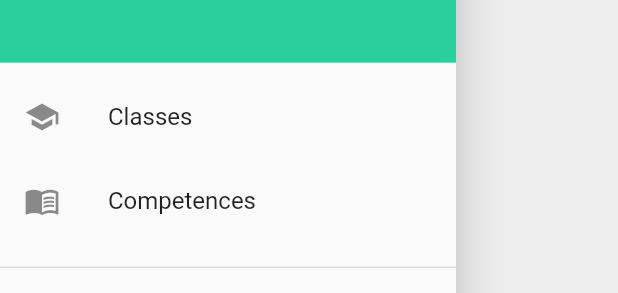
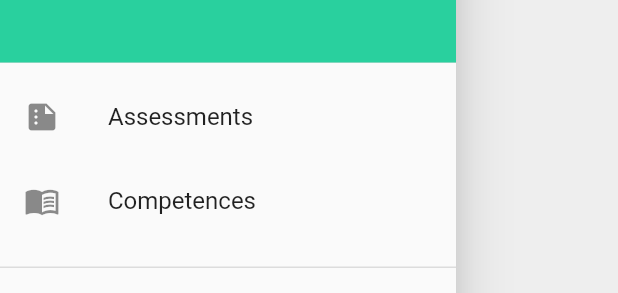
Before and after one commit to n1ghtbyte/Assessments-App, a Flutter app: the NavBarTeacher widget shown alone on an empty page, opened directly, on a phone screen of 412 x 824 dp. Shown: the part 179-472 px from the top of the screen. Run offline on Flutter 3.47's test engine with Material 2 defaults, Android fonts, the phone set to English and light mode, and no system bars; our stand-ins replace cloud_firestore, firebase_auth, firebase_core, fl_chart, flutter_speed_dial, loader_overlay; accounts and stored records are empty; network calls fail.

Commit message:
added ASSESS to nav bar

```diff
--- a/lib/InovWidgets/NavBarTeacher.dart
+++ b/lib/InovWidgets/NavBarTeacher.dart
@@ -1,5 +1,6 @@
 import 'package:assessments_app/pages/LoginScreen.dart';
 import 'package:assessments_app/pages/SettingsPage.dart';
+import 'package:assessments_app/pages/Teacher/Assessments/AssessmentsMain.dart';
 import 'package:assessments_app/pages/Teacher/Classes/ClassesPage.dart';
 import 'package:assessments_app/pages/Teacher/Skills/SkillsPage.dart';
 import 'package:assessments_app/pages/Teacher/TeacherProfile.dart';
@@ -58,14 +59,14 @@ class _NavBarTeacherState extends State<NavBarTeacher> {
             decoration: BoxDecoration(color: Color(0xFF29D09E)),
           ),
           ListTile(
-            leading: Icon(Icons.school),
-            title: const Text('Classes'),
+            leading: Icon(Icons.summarize),
+            title: const Text('Assessments'),
             onTap: () {
               Navigator.pop(context);
 
               Navigator.push(
                 context,
-                MaterialPageRoute(builder: (context) => ClassesPage()),
+                MaterialPageRoute(builder: (context) => AssessmentsMain()),
               );
             },
           ),
```
